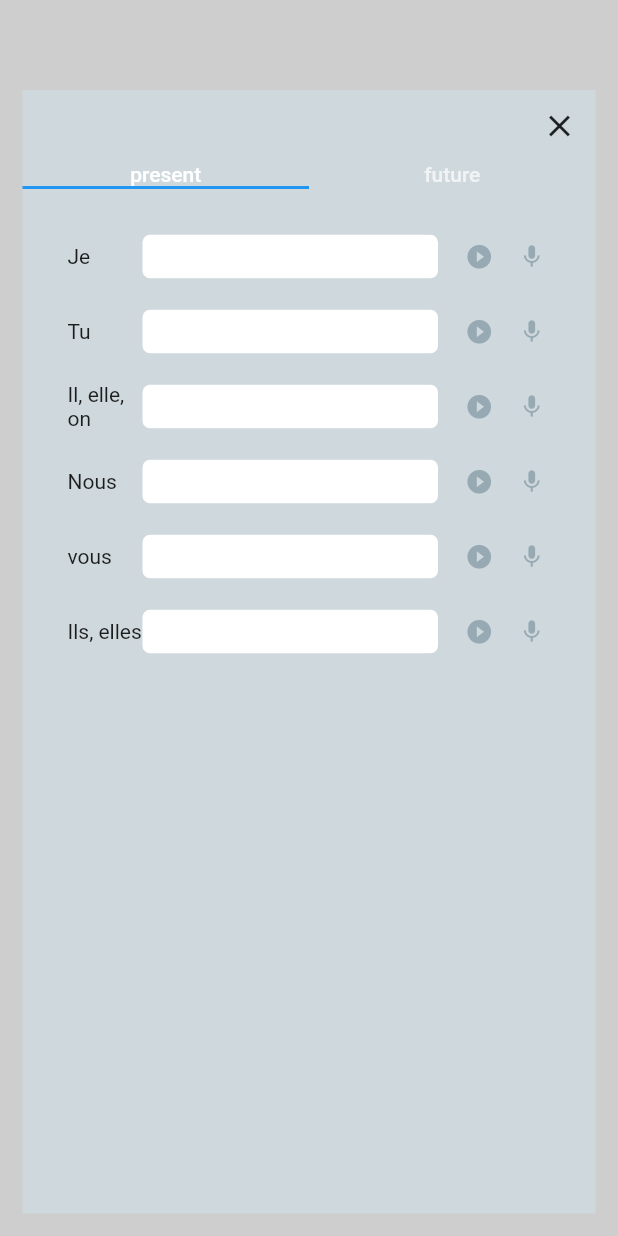
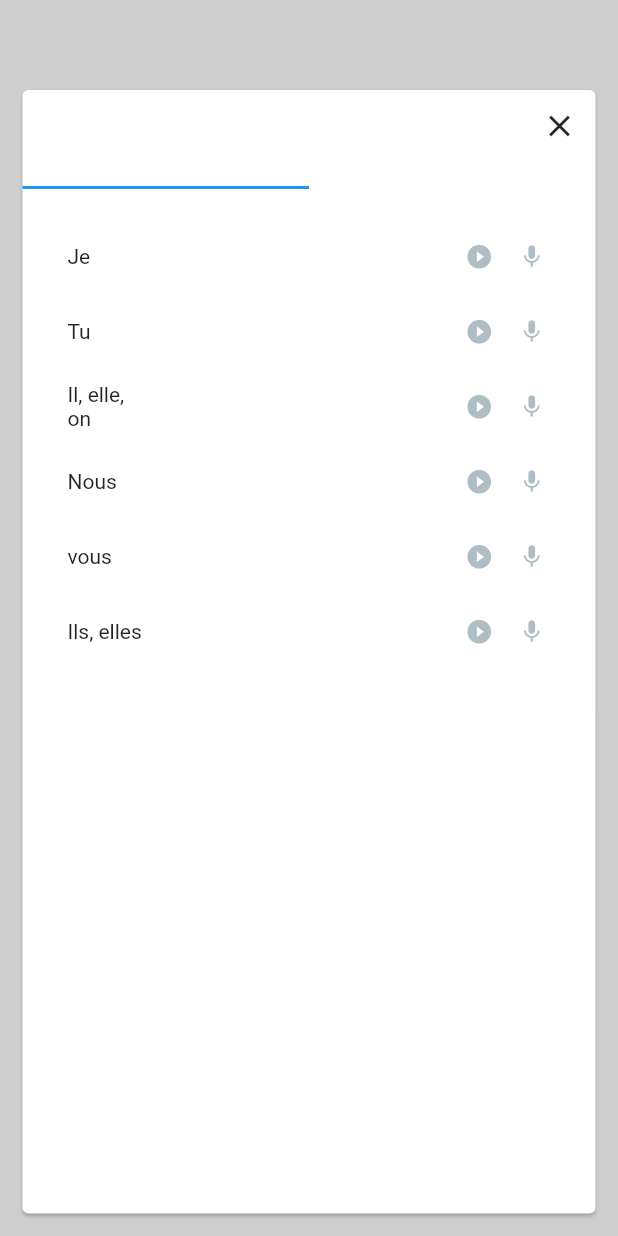
Before and after one commit to ede-la-v/flutter_translation, a Flutter app: the Conjugation screen opened directly with empty values, on a phone screen of 412 x 824 dp. Run offline on Flutter 3.47's test engine with Material 2 defaults, Android fonts, the phone set to English and light mode, and no system bars; our stand-ins replace audioplayers, file, rxdart, sqflite; missing offline and left inert: audio_recorder; accounts and stored records are empty.

Commit message:
trying to add bloc pattern

```diff
--- /dev/null
+++ b/lib/BlocProvider.dart
@@ -0,0 +1,29 @@
+import 'package:flutter/widgets.dart';
+import 'package:flutter_tensoring/bloc.dart';
+
+/// This is an InheritedWidget that wraps around [CartBloc]. Think about this
+/// as Scoped Model for that specific class.
+///
+/// This merely solves the "passing reference down the tree" problem for us.
+/// You can solve this in other ways, like through dependency injection.
+///
+/// Also note that this does not call [CartBloc.dispose]. If your app
+/// ever doesn't need to access the cart, you should make sure it's
+/// disposed of properly.
+class BlocProvider extends InheritedWidget {
+  final Bloc bloc;
+
+  BlocProvider({
+    Key key,
+    Bloc bloc,
+    Widget child,
+  })  : bloc = bloc ?? Bloc(),
+        super(key: key, child: child);
+
+  @override
+  bool updateShouldNotify(InheritedWidget oldWidget) => true;
+
+  static Bloc of(BuildContext context) =>
+      (context.inheritFromWidgetOfExactType(BlocProvider) as BlocProvider)
+          .bloc;
+}
--- /dev/null
+++ b/lib/assets/theme.dart
@@ -0,0 +1,9 @@
+import 'package:flutter/material.dart';
+
+final Map appColors = {
+  "clickable": Colors.blue,
+  "searchBar": ThemeData.light().highlightColor,
+  "card": Colors.grey[100],
+  "icon": Colors.blueGrey.withOpacity(0.5),
+  "disabled": ThemeData.light().disabledColor
+};
--- /dev/null
+++ b/lib/bloc.dart
@@ -0,0 +1,55 @@
+import 'package:flutter/material.dart';
+import 'package:rxdart/subjects.dart';
+import 'dart:async';
+
+import 'package:flutter_tensoring/database.dart';
+
+class Bloc {
+  List translationData = [];
+  TranslationDatabase db;
+
+  BehaviorSubject<List> _translationDataTemp =
+  BehaviorSubject<List>(seedValue: []);
+
+  final StreamController _queryChangeController =
+  StreamController();
+
+  Bloc() {
+    init();
+    _queryChangeController.stream.listen((query){
+      if (query != "") {
+        _translationDataTemp.add(translationData
+            .where((translation) => _filter(translation, query))
+            .toList()
+        );
+      } else {
+        _translationDataTemp.add(translationData.where((test) => true).toList());
+      }
+    });
+
+  }
+
+  init() async {
+    db = TranslationDatabase();
+    db.initDB();
+    translationData = await db.getTranslations();
+    _translationDataTemp.add(translationData.where((test) => true).toList());
+  }
+
+  Sink get queryChange => _queryChangeController.sink;
+
+  Stream<List> get translationDataTemp => _translationDataTemp.stream;
+
+  bool _filter(translation, text) {
+    var tempText = text.toLowerCase().trim();
+    var tempSpanish = translation["spanish"].toLowerCase().trim();
+    var tempFrench = translation["french"].toLowerCase().trim();
+    if (tempFrench.toString().contains(tempText)) {
+      return true;
+    }
+    if (tempSpanish.toString().contains(tempText)) {
+      return true;
+    }
+    return false;
+  }
+}
--- a/lib/conjugation.dart
+++ b/lib/conjugation.dart
@@ -8,6 +8,8 @@ import 'dart:io' as io;
 import 'package:audioplayers/audioplayers.dart';
 import 'dart:async';
 import 'package:file/local.dart';
+
+import 'package:flutter_tensoring/assets/theme.dart';
 
 List type = ["Je", "Tu", "Il, elle, on", "Nous", "vous", "Ils, elles"];
 
@@ -34,10 +36,10 @@ class ConjugationState extends State<Conjugation> {
   Widget build(BuildContext context) {
     return Scaffold(
       backgroundColor: Colors.grey.withOpacity(0.5),
-      body: Container(
+      body: Card(
         margin:
             EdgeInsets.only(left: 15.0, right: 15.0, bottom: 15.0, top: 60.0),
-        color: Colors.blueGrey[100],
+        color: Colors.white,
         child: Column(
           crossAxisAlignment: CrossAxisAlignment.stretch,
           children: <Widget>[
@@ -55,7 +57,8 @@ class ConjugationState extends State<Conjugation> {
                     style: TextStyle(
                         fontSize: 20.0,
                         fontWeight: FontWeight.w600,
-                        color: Colors.blueGrey[700]),
+                        //color: Colors.blueGrey[700]
+                    ),
                   ),
                 )),
                 Container(
@@ -241,7 +244,7 @@ class TimeState extends State<Time> {
   bool _isRecording = false;
   Recording _recording = new Recording();
   AudioPlayer audioPlayer = new AudioPlayer();
-  Color playColor = Colors.blueGrey.withOpacity(0.5);
+  Color playColor = appColors["disabled"];
 
   @override
   void initState() {
@@ -250,7 +253,7 @@ class TimeState extends State<Time> {
         _isPlaying = false;
         iconLeft = Icons.play_circle_filled;
         iconRight = Icons.mic;
-        playColor = Colors.blue;
+        playColor = appColors["clickable"];
       });
     };
 
--- a/pubspec.yaml
+++ b/pubspec.yaml
@@ -14,6 +14,8 @@ dependencies:
   sqflite: any
   path_provider: "^0.4.1"
   audioplayers: ^0.7.8
+  rxdart: ^0.19.0
+
 
 dev_dependencies:
   flutter_test:
```
Also changed, not shown: lib/Translation.dart (+13 -5 lines), lib/addTranslation.dart (+5 -3 lines), lib/main.dart (+78 -42 lines), pubspec.lock.
